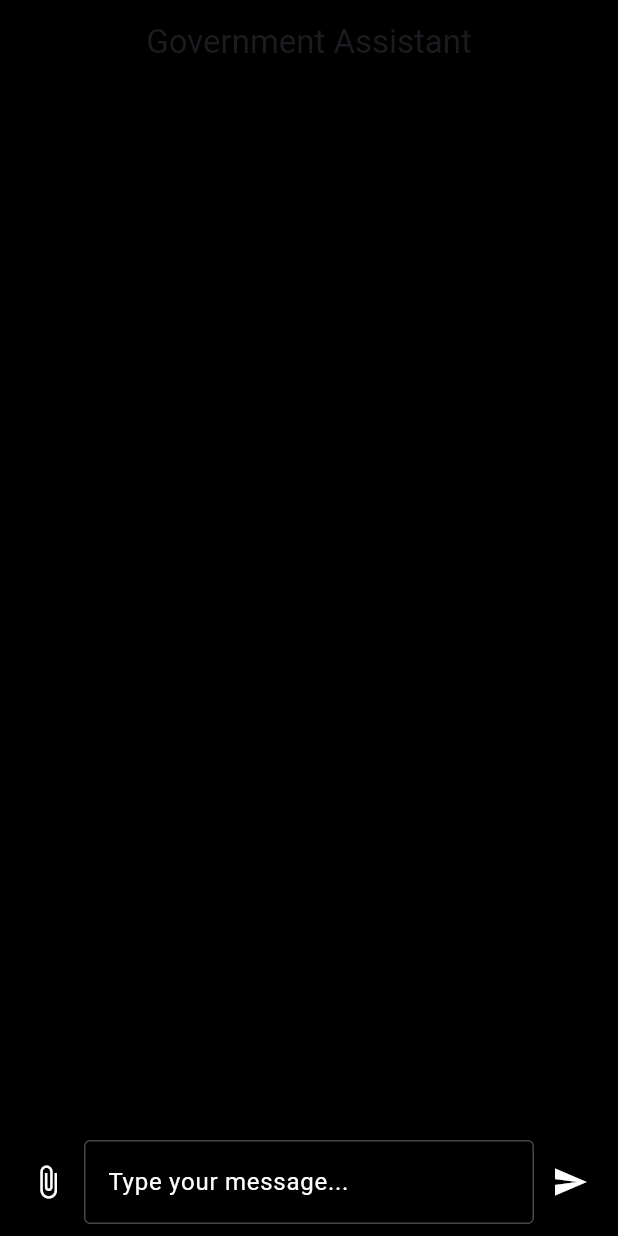
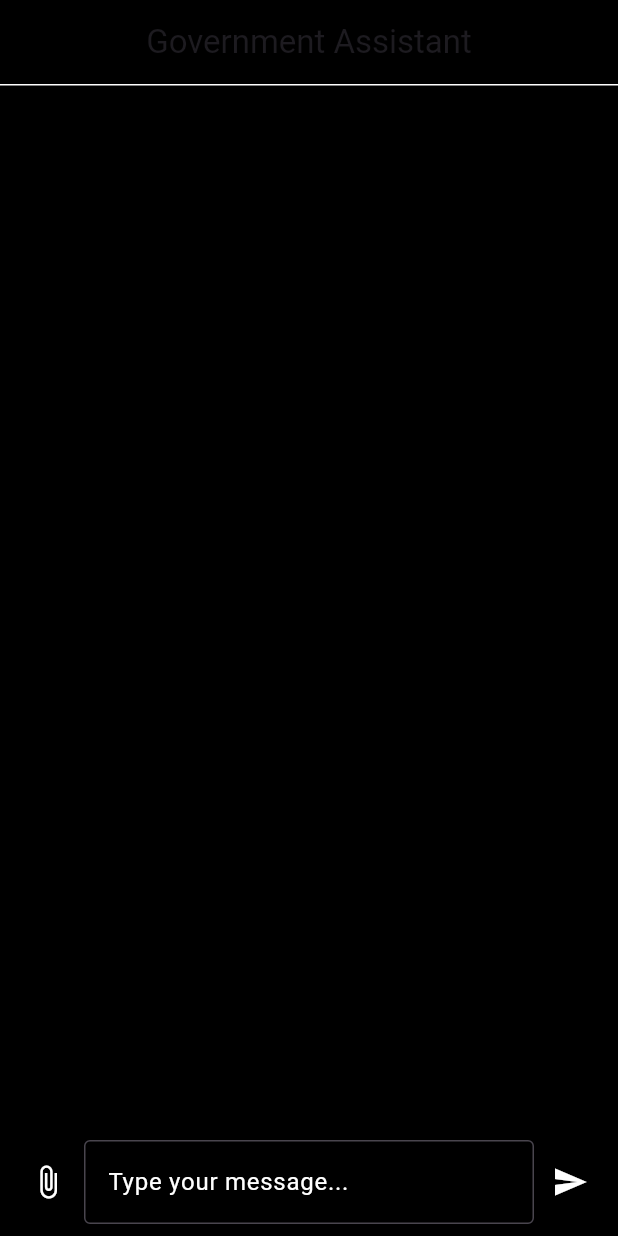
Before and after one commit to tampankah/GovLinker, a Flutter app: the screen it shows after launch, on a phone screen of 412 x 824 dp. Run offline on Flutter 3.47's test engine with Material 3 defaults, Android fonts, the phone set to English and light mode, and no system bars; our stand-ins replace file_picker, flutter_markdown; missing offline and left inert: html2md.

```diff
--- a/app/lib/pages/chat_page.dart
+++ b/app/lib/pages/chat_page.dart
@@ -15,6 +15,13 @@ class ChatPage extends StatelessWidget {
         title: const Text('Government Assistant'),
         backgroundColor: Colors.black,
         centerTitle: true,
+        bottom: PreferredSize(
+          preferredSize: const Size.fromHeight(1.0),
+          child: Container(
+            color: Colors.white,
+            height: 1.0,
+          ),
+        ),
       ),
       body: const ChatBody(),
     );
@@ -38,6 +45,7 @@ class _ChatBodyState extends State<ChatBody> {
     final apiProvider = Provider.of<ApiProvider>(context, listen: false);
     await apiProvider.generateResponse(_controller.text);
 
+    // Clear the text field after sending the message
     _controller.clear();
   }
 
```
